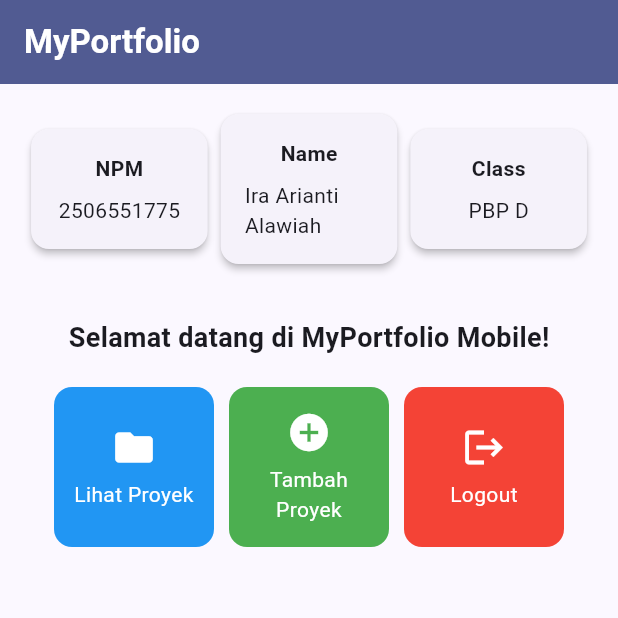
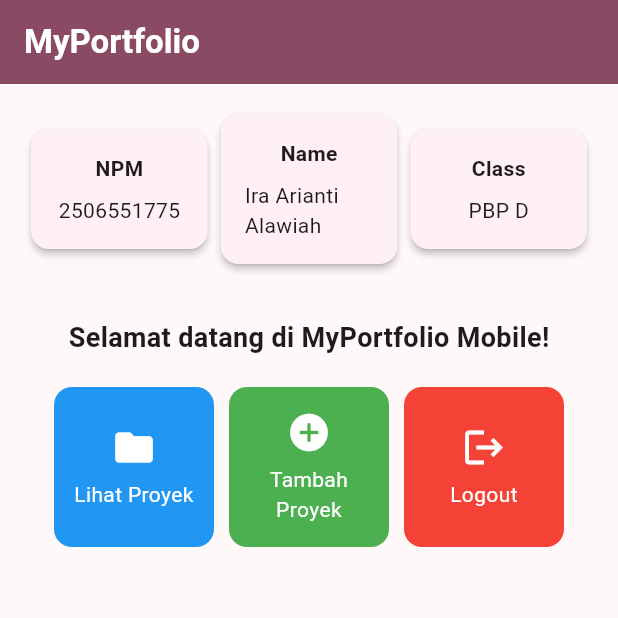
Before and after one commit to raa-arianti/myportofolio_mobile, a Flutter app: the screen it shows after launch, on a phone screen of 412 x 824 dp, the top half of it. Run offline on Flutter 3.47's test engine with Material 3 defaults, Android fonts, the phone set to English and light mode, and no system bars.

Commit message:
feat: match the app theme to my web portfolio accent color

```diff
--- a/lib/main.dart
+++ b/lib/main.dart
@@ -14,8 +14,7 @@ class MyApp extends StatelessWidget {
       title: 'MyPortfolio',
       theme: ThemeData(
         colorScheme: ColorScheme.fromSeed(
-          seedColor: Colors.indigo,
-          secondary: Colors.amber[700],
+          seedColor: const Color(0xFFA05A76),
         ),
         useMaterial3: true,
       ),
```
